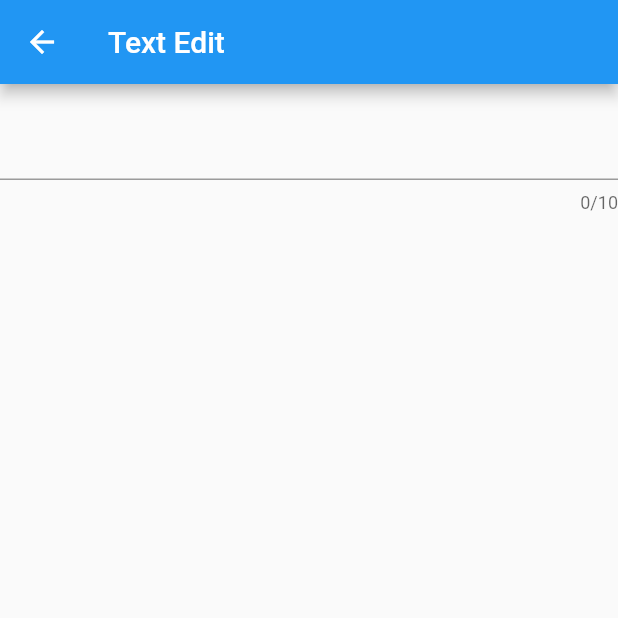
After one commit to BacLuc/codelabs_testing_app, a Flutter app: the screen it shows after launch, after a tap on "Text edit", on a phone screen of 412 x 824 dp, the top half of it. The commit adds this screen. Run offline on Flutter 3.47's test engine with Material 2 defaults, Android fonts, the phone set to English and light mode, and no system bars.

Commit message:
add text_edit
To show how to test a stateful widget

```diff
--- a/lib/main.dart
+++ b/lib/main.dart
@@ -4,6 +4,7 @@ import 'package:testing_app/models/favorites.dart';
 import 'package:testing_app/screens/components.dart';
 import 'package:testing_app/screens/favorites.dart';
 import 'package:testing_app/screens/favoriteshome.dart';
+import 'package:testing_app/screens/text_edit.dart';
 
 void main() {
   runApp(TestingApp());
@@ -24,6 +25,7 @@ class TestingApp extends StatelessWidget {
           ComponentsPage.routeName: (context) => ComponentsPage(),
           FavoritesHomePage.routeName: (context) => FavoritesHomePage(),
           FavoritesPage.routeName: (context) => FavoritesPage(),
+          TextEdit.routeName: (context) => TextEdit(),
         },
         initialRoute: ComponentsPage.routeName,
       ),
--- a/lib/screens/components.dart
+++ b/lib/screens/components.dart
@@ -1,5 +1,6 @@
 import 'package:flutter/material.dart';
 import 'package:testing_app/screens/favoriteshome.dart';
+import 'package:testing_app/screens/text_edit.dart';
 
 const favoritesKey = Key("favorites");
 
@@ -22,6 +23,13 @@ class ComponentsPage extends StatelessWidget {
                   },
                   child: Text('Favorites')),
             ),
+            ComponentListItem(
+              child: TextButton(
+                  onPressed: () {
+                    Navigator.pushNamed(context, TextEdit.routeName);
+                  },
+                  child: Text('Text edit')),
+            ),
           ],
         ));
   }
--- /dev/null
+++ b/lib/screens/text_edit.dart
@@ -0,0 +1,52 @@
+import 'package:flutter/material.dart';
+
+final Key displayTextKey = UniqueKey();
+final Key textInputKey = UniqueKey();
+const int maxLength = 10;
+
+class TextEdit extends StatefulWidget {
+  static const routeName = '/text-edit';
+
+  @override
+  State<StatefulWidget> createState() => _TextEditState();
+}
+
+class _TextEditState extends State<TextEdit> {
+  final _textController = TextEditingController();
+  String currentText = '';
+
+  @override
+  void initState() {
+    _textController.addListener(() {
+      setState(() {
+        currentText = _textController.text;
+      });
+    });
+    super.initState();
+  }
+
+  @override
+  void dispose() {
+    _textController.dispose();
+    super.dispose();
+  }
+
+  @override
+  Widget build(BuildContext context) {
+    return Scaffold(
+      appBar: AppBar(
+        title: Text('Text Edit'),
+      ),
+      body: ListView(
+        children: [
+          Text(key: displayTextKey, _textController.text),
+          TextFormField(
+            key: textInputKey,
+            controller: _textController,
+            maxLength: maxLength,
+          )
+        ],
+      ),
+    );
+  }
+}
```
Also changed, not shown: 1 other file.
